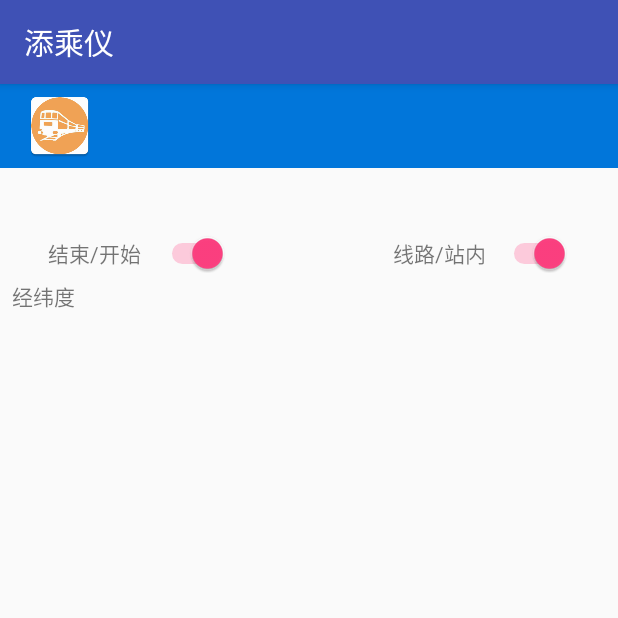
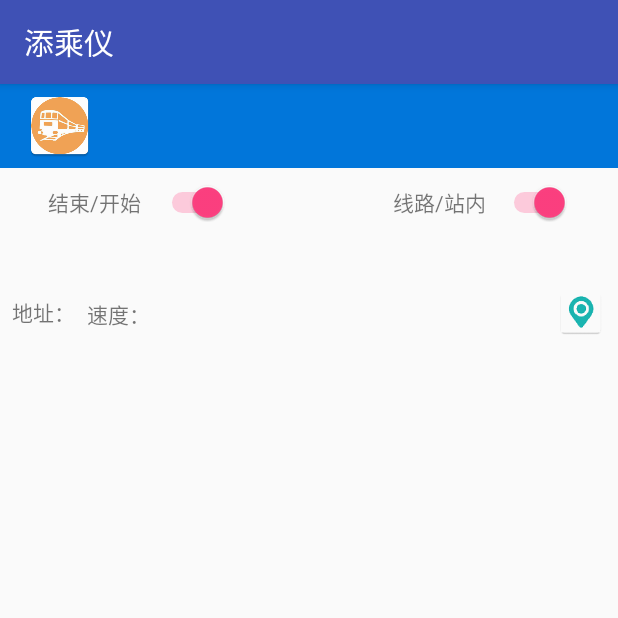
Before and after one commit to sandglasscao/QuakeMonitor, an Android app: the fragment MainFragment shown on its own in the app's theme, on a phone screen of 412 x 824 dp, the top half of it. Run offline under Robolectric (Android 15) with nearby library versions, the phone set to English and light mode, and no system bars.

Commit message:
1. fix the issue that app exits if there is no sd card 2. show address on home page

```diff
--- a/app/src/main/res/layout/home.xml
+++ b/app/src/main/res/layout/home.xml
@@ -32,15 +32,12 @@
             android:id="@+id/monitor_lbl"
             android:layout_width="64dp"
             android:layout_height="21dp"
-            android:layout_marginBottom="8dp"
             android:layout_marginLeft="32dp"
             android:layout_marginStart="32dp"
-            android:layout_marginTop="0dp"
+            android:layout_marginTop="12dp"
             android:text="@string/on_off"
-            app:layout_constraintBottom_toBottomOf="parent"
             app:layout_constraintLeft_toLeftOf="parent"
             app:layout_constraintTop_toTopOf="parent"
-            app:layout_constraintVertical_bias="0.512"
             />
 
         <Switch
@@ -87,11 +84,61 @@
             android:id="@+id/loc_msg"
             android:layout_width="wrap_content"
             android:layout_height="wrap_content"
-            android:text="经纬度"
             android:layout_marginLeft="8dp"
+            android:text="@string/addr_lbl"
             app:layout_constraintLeft_toLeftOf="parent"
-            android:layout_marginTop="4dp"
-            app:layout_constraintTop_toBottomOf="@+id/monitor_switch"/>
+            app:layout_constraintBottom_toBottomOf="parent"
+            android:layout_marginBottom="12dp"/>
+
+        <TextView
+            android:id="@+id/addr"
+            android:layout_width="wrap_content"
+            android:layout_height="wrap_content"
+            android:layout_marginBottom="0dp"
+            android:layout_marginLeft="0dp"
+            android:layout_marginTop="0dp"
+            app:layout_constraintBottom_toBottomOf="@+id/loc_msg"
+            app:layout_constraintLeft_toRightOf="@+id/loc_msg"
+            app:layout_constraintTop_toTopOf="@+id/loc_msg"/>
+
+        <TextView
+            android:id="@+id/speed_lbl"
+            android:layout_width="wrap_content"
+            android:layout_height="wrap_content"
+            android:text="@string/speed_lbl"
+            app:layout_constraintBottom_toBottomOf="@+id/addr"
+            android:layout_marginBottom="0dp"
+            app:layout_constraintTop_toTopOf="@+id/addr"
+            android:layout_marginTop="0dp"
+            app:layout_constraintVertical_bias="0.0"
+            app:layout_constraintLeft_toRightOf="@+id/addr"
+            android:layout_marginLeft="8dp"/>
+
+        <TextView
+            android:id="@+id/speed"
+            android:layout_width="wrap_content"
+            android:layout_height="wrap_content"
+            android:layout_marginBottom="0dp"
+            android:layout_marginLeft="0dp"
+            android:layout_marginTop="0dp"
+            app:layout_constraintBottom_toBottomOf="@+id/speed_lbl"
+            app:layout_constraintLeft_toRightOf="@+id/speed_lbl"
+            app:layout_constraintTop_toTopOf="@+id/speed_lbl"
+            app:layout_constraintVertical_bias="0.0"/>
+
+        <ImageView
+            android:id="@+id/home_loc"
+            android:layout_width="33dp"
+            android:layout_height="36dp"
+            android:layout_marginBottom="0dp"
+            android:layout_marginRight="8dp"
+            android:src="@mipmap/ic_loc"
+            android:visibility="visible"
+            app:layout_constraintBottom_toBottomOf="@+id/speed"
+            app:layout_constraintRight_toRightOf="parent"
+            app:layout_constraintTop_toTopOf="@+id/speed"
+            android:layout_marginTop="0dp"
+            app:layout_constraintVertical_bias="0.481"/>
 
     </android.support.constraint.ConstraintLayout>
 
--- a/app/src/main/res/values/strings.xml
+++ b/app/src/main/res/values/strings.xml
@@ -26,4 +26,6 @@
     <string name="no_sdcard">无外部存储，系统将退出!</string>
     <string name="license_lbl">请输入授权码</string>
     <string name="input_again">授权码错误，请重新输入！</string>
+    <string name="addr_lbl">地址：</string>
+    <string name="speed_lbl">速度：</string>
 </resources>
```
Also changed, not shown: app/src/main/java/com/fcao/quakemonitor/QuakeActivity.java (+20 -12 lines), app/src/main/java/com/fcao/quakemonitor/QuakeListener.java (+24 -35 lines).
